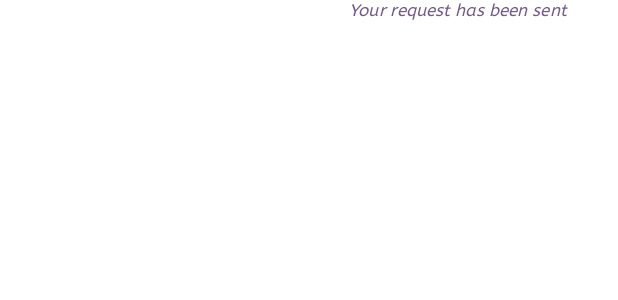
After one commit to Vavadoge/Lendfriend, an Android app: the layout activity_viewlist_request.xml on its own in the app's theme, with its tools: preview values and no code run, on a phone screen of 412 x 824 dp. The commit adds this screen. Shown: the top 300 px of the screen. Run offline under Robolectric (Android 15) with nearby library versions, the phone set to English and light mode, and no system bars; network calls fail.

Commit message:
Updated friends list

```diff
--- a/app/src/main/java/com/ktu/vavadoge/Profile.java
+++ b/app/src/main/java/com/ktu/vavadoge/Profile.java
@@ -28,7 +28,7 @@ public class Profile extends AppCompatActivity {
     Button logout, button, buttonFriends;
     String url_logout = "http://134.209.250.135:8080/user/logout";
     String url_take_data = "http://134.209.250.135:8080/user/self";
-    String url_add_friend = "http://134.209.250.135:8080/user/friend";
+    String url_add_friend = "http://134.209.250.135:8080/user/friend-request";
 
     TextView message;
     TextView name;
--- /dev/null
+++ b/app/src/main/res/layout/activity_viewlist_request.xml
@@ -0,0 +1,40 @@
+<?xml version="1.0" encoding="utf-8"?>
+<RelativeLayout xmlns:android="http://schemas.android.com/apk/res/android"
+    android:layout_width="match_parent"
+    android:layout_height="match_parent" >
+
+    <TextView
+        android:id="@+id/FriendRequestText"
+        android:layout_width="100dp"
+        android:layout_height="50dp"
+        android:layout_alignParentLeft="true"
+        android:layout_marginLeft="10dp"
+        android:paddingLeft="8dp"
+        android:fontFamily="@font/abeezee"
+        android:textSize="18sp"
+        android:textStyle="bold" />
+
+    <TextView
+        android:id="@+id/textboxRequestWasSent"
+        android:layout_width="100dp"
+        android:layout_height="50dp"
+        android:layout_alignBottom="@+id/FriendRequestText"
+        android:layout_alignParentTop="true"
+        android:layout_alignParentRight="true"
+        android:layout_marginStart="80dp"
+        android:layout_marginLeft="10dp"
+        android:layout_marginTop="0dp"
+        android:layout_marginRight="25dp"
+        android:layout_marginBottom="0dp"
+        android:layout_toEndOf="@+id/FriendRequestText"
+        android:fontFamily="@font/abeezee"
+        android:paddingLeft="8dp"
+        android:shadowColor="@color/first"
+        android:text="Your request has been sent"
+        android:textAlignment="center"
+        android:textColor="@color/fifth"
+        android:textSize="5pt"
+        android:textStyle="italic" />
+
+
+</RelativeLayout>
```
Also changed, not shown: app/src/main/java/com/ktu/vavadoge/FriendsProfiles.java (+170 -37 lines), app/src/main/java/com/ktu/vavadoge/UserFriend.java (+24 -19 lines), app/src/main/res/layout/activity_friends.xml (+3 -11 lines), app/src/main/res/layout/activity_viewlist_friend.xml (added, +90 -0 lines).
